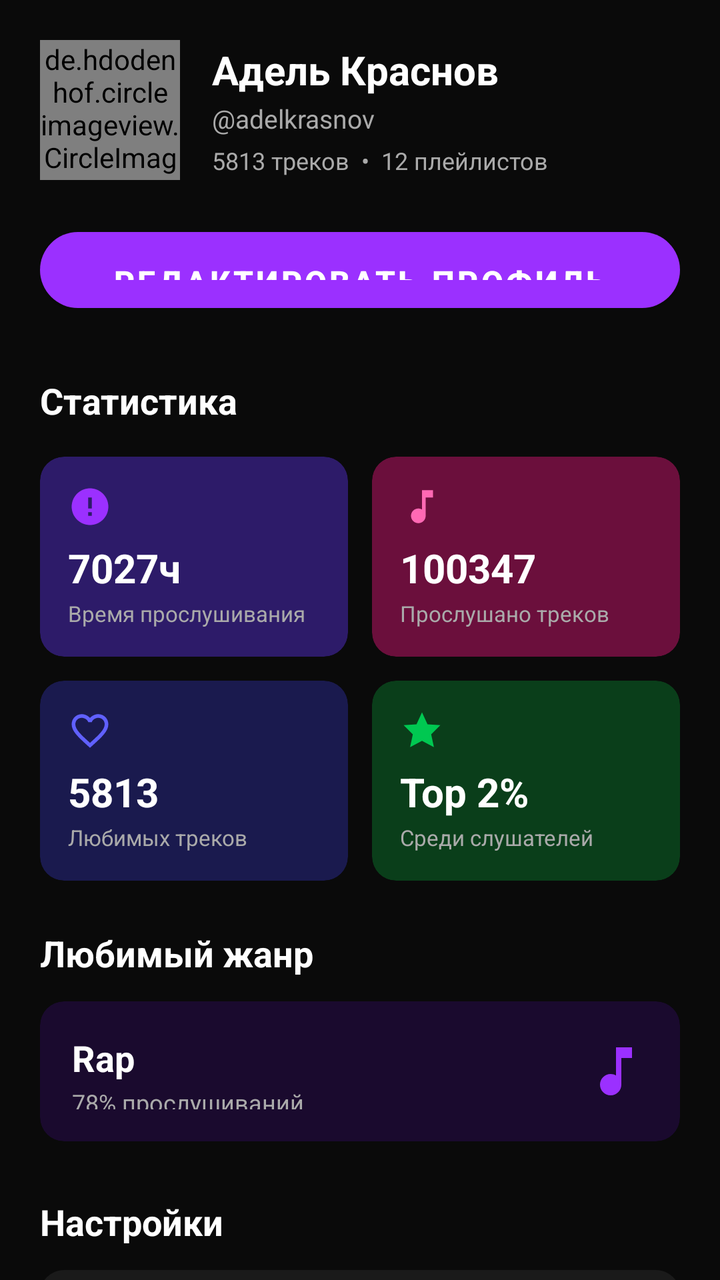
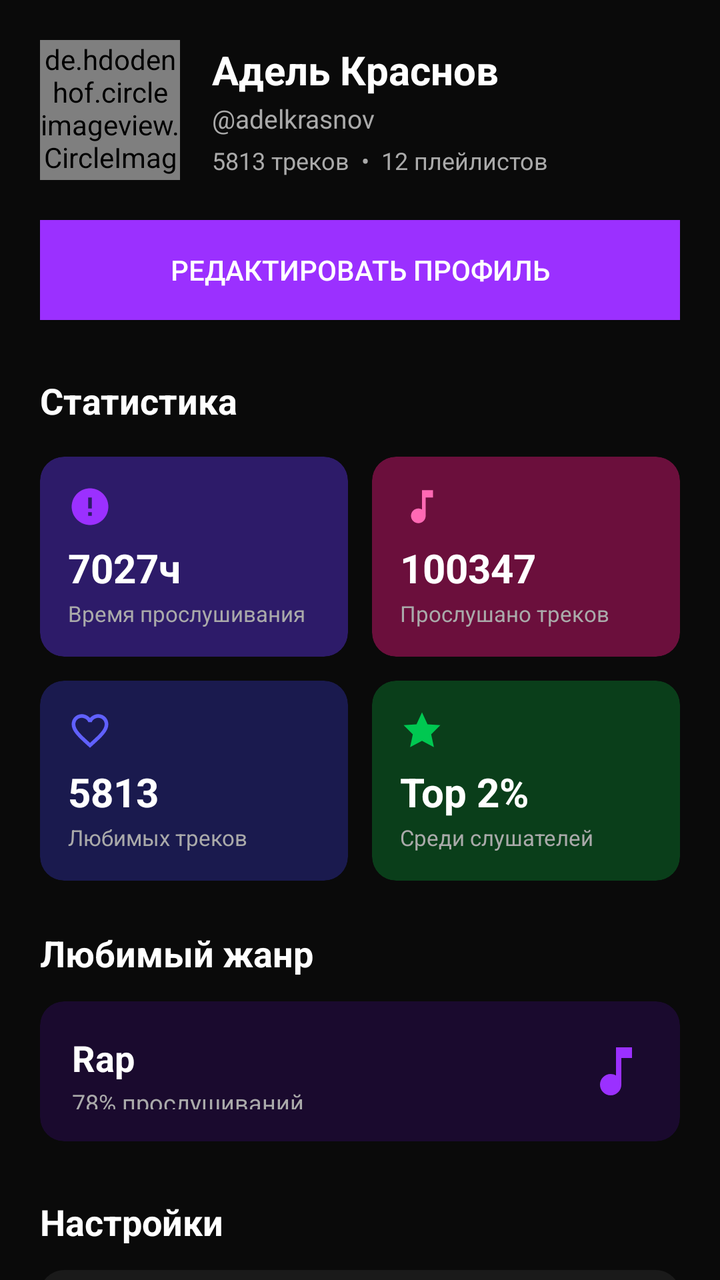

An Android layout rendered at two revisions. The XML below is the earlier revision; the diff shows what the commit changed to produce the second picture.
<!-- AndroidManifest.xml: application theme Theme.MusicApp -->
<!-- res/layout/fragment_profile.xml -->
<?xml version="1.0" encoding="utf-8"?>
<androidx.core.widget.NestedScrollView
    xmlns:android="http://schemas.android.com/apk/res/android"
    xmlns:app="http://schemas.android.com/apk/res-auto"
    android:layout_width="match_parent"
    android:layout_height="match_parent"
    android:background="@color/bg_dark">

    <LinearLayout
        android:layout_width="match_parent"
        android:layout_height="wrap_content"
        android:orientation="vertical"
        android:padding="20dp"
        android:paddingTop="48dp">

        
        <LinearLayout
            android:layout_width="match_parent"
            android:layout_height="wrap_content"
            android:orientation="horizontal"
            android:gravity="center_vertical"
            android:layout_marginBottom="20dp">

            <de.hdodenhof.circleimageview.CircleImageView
                android:id="@+id/ivAvatar"
                android:layout_width="70dp"
                android:layout_height="70dp"
                android:src="@drawable/ic_person"
                app:civ_border_color="@color/purple_primary"
                app:civ_border_width="2dp"
                android:layout_marginEnd="16dp" />

            <LinearLayout
                android:layout_width="0dp"
                android:layout_height="wrap_content"
                android:layout_weight="1"
                android:orientation="vertical">

                <TextView
                    android:id="@+id/tvDisplayName"
                    android:layout_width="wrap_content"
                    android:layout_height="wrap_content"
                    android:text="Адель Краснов"
                    android:textColor="@color/text_primary"
                    android:textSize="20sp"
                    android:textStyle="bold" />

                <TextView
                    android:id="@+id/tvUsername"
                    android:layout_width="wrap_content"
                    android:layout_height="wrap_content"
                    android:text="@adelkrasnov"
                    android:textColor="@color/text_secondary"
                    android:textSize="13sp"
                    android:layout_marginTop="2dp" />

                <LinearLayout
                    android:layout_width="wrap_content"
                    android:layout_height="wrap_content"
                    android:orientation="horizontal"
                    android:layout_marginTop="4dp">

                    <TextView
                        android:id="@+id/tvTrackCount"
                        android:layout_width="wrap_content"
                        android:layout_height="wrap_content"
                        android:text="5813 треков"
                        android:textColor="@color/text_secondary"
                        android:textSize="12sp" />

                    <TextView
                        android:layout_width="wrap_content"
                        android:layout_height="wrap_content"
                        android:text="  •  "
                        android:textColor="@color/text_secondary"
                        android:textSize="12sp" />

                    <TextView
                        android:id="@+id/tvPlaylistCount"
                        android:layout_width="wrap_content"
                        android:layout_height="wrap_content"
                        android:text="12 плейлистов"
                        android:textColor="@color/text_secondary"
                        android:textSize="12sp" />
                </LinearLayout>
            </LinearLayout>
        </LinearLayout>

        
        <com.google.android.material.button.MaterialButton
            android:id="@+id/btnEditProfile"
            style="@style/Widget.MusicApp.Button"
            android:layout_width="match_parent"
            android:layout_height="50dp"
            android:text="@string/edit_profile"
            android:layout_marginBottom="28dp" />

        
        <TextView
            android:layout_width="wrap_content"
            android:layout_height="wrap_content"
            android:text="@string/statistics"
            android:textColor="@color/text_primary"
            android:textSize="18sp"
            android:textStyle="bold"
            android:layout_marginBottom="16dp" />

        
        <GridLayout
            android:layout_width="match_parent"
            android:layout_height="wrap_content"
            android:columnCount="2"
            android:rowCount="2"
            android:useDefaultMargins="false"
            android:layout_marginBottom="24dp">

            
            <androidx.cardview.widget.CardView
                android:layout_width="0dp"
                android:layout_height="100dp"
                android:layout_columnWeight="1"
                android:layout_marginEnd="6dp"
                android:layout_marginBottom="12dp"
                app:cardCornerRadius="12dp"
                app:cardElevation="0dp"
                app:cardBackgroundColor="@color/stat_card_1_start">

                <LinearLayout
                    android:layout_width="match_parent"
                    android:layout_height="match_parent"
                    android:orientation="vertical"
                    android:padding="14dp">

                    <ImageView
                        android:layout_width="22dp"
                        android:layout_height="22dp"
                        android:src="@drawable/ic_history"
                        app:tint="@color/purple_primary"
                        android:layout_marginBottom="6dp"
                        android:contentDescription="Listen time"/>

                    <TextView
                        android:id="@+id/tvListenHours"
                        android:layout_width="wrap_content"
                        android:layout_height="wrap_content"
                        android:text="7027ч"
                        android:textColor="@color/white"
                        android:textSize="20sp"
                        android:textStyle="bold" />

                    <TextView
                        android:layout_width="wrap_content"
                        android:layout_height="wrap_content"
                        android:text="@string/listen_time"
                        android:textColor="@color/text_secondary"
                        android:textSize="11sp"
                        android:layout_marginTop="2dp" />
                </LinearLayout>
            </androidx.cardview.widget.CardView>

            
            <androidx.cardview.widget.CardView
                android:layout_width="0dp"
                android:layout_height="100dp"
                android:layout_columnWeight="1"
                android:layout_marginStart="6dp"
                android:layout_marginBottom="12dp"
                app:cardCornerRadius="12dp"
                app:cardElevation="0dp"
                app:cardBackgroundColor="@color/stat_card_2_start">

                <LinearLayout
                    android:layout_width="match_parent"
                    android:layout_height="match_parent"
                    android:orientation="vertical"
                    android:padding="14dp">

                    <ImageView
                        android:layout_width="22dp"
                        android:layout_height="22dp"
                        android:src="@drawable/ic_music_note"
                        app:tint="#FF69B4"
                        android:layout_marginBottom="6dp"
                        android:contentDescription="Tracks"/>

                    <TextView
                        android:id="@+id/tvTracksPlayed"
                        android:layout_width="wrap_content"
                        android:layout_height="wrap_content"
                        android:text="100347"
                        android:textColor="@color/white"
                        android:textSize="20sp"
                        android:textStyle="bold" />

                    <TextView
                        android:layout_width="wrap_content"
                        android:layout_height="wrap_content"
                        android:text="@string/tracks_played"
                        android:textColor="@color/text_secondary"
                        android:textSize="11sp"
                        android:layout_marginTop="2dp" />
                </LinearLayout>
            </androidx.cardview.widget.CardView>

            
            <androidx.cardview.widget.CardView
                android:layout_width="0dp"
                android:layout_height="100dp"
                android:layout_columnWeight="1"
                android:layout_marginEnd="6dp"
                app:cardCornerRadius="12dp"
                app:cardElevation="0dp"
                app:cardBackgroundColor="@color/stat_card_3_start">

                <LinearLayout
                    android:layout_width="match_parent"
                    android:layout_height="match_parent"
                    android:orientation="vertical"
                    android:padding="14dp">

                    <ImageView
                        android:layout_width="22dp"
                        android:layout_height="22dp"
                        android:src="@drawable/ic_heart"
                        app:tint="#6060FF"
                        android:layout_marginBottom="6dp"
                        android:contentDescription="Favorites"/>

                    <TextView
                        android:id="@+id/tvFavoriteCount"
                        android:layout_width="wrap_content"
                        android:layout_height="wrap_content"
                        android:text="5813"
                        android:textColor="@color/white"
                        android:textSize="20sp"
                        android:textStyle="bold" />

                    <TextView
                        android:layout_width="wrap_content"
                        android:layout_height="wrap_content"
                        android:text="@string/favorite_tracks"
                        android:textColor="@color/text_secondary"
                        android:textSize="11sp"
                        android:layout_marginTop="2dp" />
                </LinearLayout>
            </androidx.cardview.widget.CardView>

            
            <androidx.cardview.widget.CardView
                android:layout_width="0dp"
                android:layout_height="100dp"
                android:layout_columnWeight="1"
                android:layout_marginStart="6dp"
                app:cardCornerRadius="12dp"
                app:cardElevation="0dp"
                app:cardBackgroundColor="@color/stat_card_4_start">

                <LinearLayout
                    android:layout_width="match_parent"
                    android:layout_height="match_parent"
                    android:orientation="vertical"
                    android:padding="14dp">

                    <ImageView
                        android:layout_width="22dp"
                        android:layout_height="22dp"
                        android:src="@drawable/ic_award"
                        app:tint="#00C851"
                        android:layout_marginBottom="6dp"
                        android:contentDescription="Award"/>

                    <TextView
                        android:id="@+id/tvTopPercent"
                        android:layout_width="wrap_content"
                        android:layout_height="wrap_content"
                        android:text="Top 2%"
                        android:textColor="@color/white"
                        android:textSize="20sp"
                        android:textStyle="bold" />

                    <TextView
                        android:layout_width="wrap_content"
                        android:layout_height="wrap_content"
                        android:text="@string/top_listeners"
                        android:textColor="@color/text_secondary"
                        android:textSize="11sp"
                        android:layout_marginTop="2dp" />
                </LinearLayout>
            </androidx.cardview.widget.CardView>

        </GridLayout>

        
        <TextView
            android:layout_width="wrap_content"
            android:layout_height="wrap_content"
            android:text="@string/favorite_genre"
            android:textColor="@color/text_primary"
            android:textSize="18sp"
            android:textStyle="bold"
            android:layout_marginBottom="12dp" />

        <androidx.cardview.widget.CardView
            android:layout_width="match_parent"
            android:layout_height="70dp"
            app:cardBackgroundColor="#1A0A2E"
            app:cardCornerRadius="12dp"
            app:cardElevation="0dp"
            android:layout_marginBottom="28dp">

            <LinearLayout
                android:layout_width="match_parent"
                android:layout_height="match_parent"
                android:orientation="horizontal"
                android:gravity="center_vertical"
                android:padding="16dp">

                <LinearLayout
                    android:layout_width="0dp"
                    android:layout_height="wrap_content"
                    android:layout_weight="1"
                    android:orientation="vertical">

                    <TextView
                        android:id="@+id/tvFavoriteGenre"
                        android:layout_width="wrap_content"
                        android:layout_height="wrap_content"
                        android:text="Rap"
                        android:textColor="@color/text_primary"
                        android:textSize="18sp"
                        android:textStyle="bold" />

                    <TextView
                        android:id="@+id/tvGenrePercent"
                        android:layout_width="wrap_content"
                        android:layout_height="wrap_content"
                        android:text="78% прослушиваний"
                        android:textColor="@color/text_secondary"
                        android:textSize="12sp"
                        android:layout_marginTop="2dp" />
                </LinearLayout>

                <ImageView
                    android:layout_width="32dp"
                    android:layout_height="32dp"
                    android:src="@drawable/ic_music_note"
                    app:tint="@color/purple_primary"
                    android:contentDescription="Genre icon"/>
            </LinearLayout>
        </androidx.cardview.widget.CardView>

        
        <TextView
            android:layout_width="wrap_content"
            android:layout_height="wrap_content"
            android:text="@string/settings_title"
            android:textColor="@color/text_primary"
            android:textSize="18sp"
            android:textStyle="bold"
            android:layout_marginBottom="12dp" />

        
        <LinearLayout
            android:id="@+id/rowGeneralSettings"
            android:layout_width="match_parent"
            android:layout_height="52dp"
            android:background="@drawable/bg_card_dark"
            android:orientation="horizontal"
            android:gravity="center_vertical"
            android:padding="16dp"
            android:layout_marginBottom="8dp"
            android:clickable="true"
            android:focusable="true">

            <ImageView android:layout_width="20dp" android:layout_height="20dp"
                android:src="@drawable/ic_settings" app:tint="@color/text_secondary"
                android:layout_marginEnd="12dp" android:contentDescription="Settings"/>
            <TextView android:layout_width="wrap_content" android:layout_height="wrap_content"
                android:text="@string/general_settings" android:textColor="@color/text_primary"
                android:textSize="14sp" />
        </LinearLayout>

        
        <LinearLayout
            android:id="@+id/rowAccount"
            android:layout_width="match_parent"
            android:layout_height="52dp"
            android:background="@drawable/bg_card_dark"
            android:orientation="horizontal"
            android:gravity="center_vertical"
            android:padding="16dp"
            android:layout_marginBottom="8dp"
            android:clickable="true"
            android:focusable="true">

            <ImageView android:layout_width="20dp" android:layout_height="20dp"
                android:src="@drawable/ic_person" app:tint="@color/text_secondary"
                android:layout_marginEnd="12dp" android:contentDescription="Account"/>
            <TextView android:layout_width="wrap_content" android:layout_height="wrap_content"
                android:text="@string/account" android:textColor="@color/text_primary"
                android:textSize="14sp" />
        </LinearLayout>

        
        <LinearLayout
            android:id="@+id/rowAudioQuality"
            android:layout_width="match_parent"
            android:layout_height="52dp"
            android:background="@drawable/bg_card_dark"
            android:orientation="horizontal"
            android:gravity="center_vertical"
            android:padding="16dp"
            android:layout_marginBottom="24dp"
            android:clickable="true"
            android:focusable="true">

            <ImageView android:layout_width="20dp" android:layout_height="20dp"
                android:src="@drawable/ic_music_note" app:tint="@color/text_secondary"
                android:layout_marginEnd="12dp" android:contentDescription="Audio"/>
            <TextView android:layout_width="wrap_content" android:layout_height="wrap_content"
                android:text="@string/audio_quality" android:textColor="@color/text_primary"
                android:textSize="14sp" />
        </LinearLayout>

    </LinearLayout>
</androidx.core.widget.NestedScrollView>
<!-- resources referenced by this layout -->
<resources>
  <color name="bg_dark">#0A0A0A</color>
  <color name="purple_primary">#9B30FF</color>
  <color name="stat_card_1_start">#2D1B69</color>
  <color name="stat_card_2_start">#6B0F3C</color>
  <color name="stat_card_3_start">#1A1A4E</color>
  <color name="stat_card_4_start">#0A3E1A</color>
  <color name="text_primary">#FFFFFF</color>
  <color name="text_secondary">#AAAAAA</color>
  <color name="white">#FFFFFF</color>
  <!-- drawable bg_card_dark (drawable) -->
  <?xml version="1.0" encoding="utf-8"?>
  <shape xmlns:android="http://schemas.android.com/apk/res/android">
      <solid android:color="@color/bg_card"/>
      <corners android:radius="12dp"/>
  </shape>
  <!-- drawable ic_award (drawable) -->
  <vector xmlns:android="http://schemas.android.com/apk/res/android"
      android:width="24dp"
      android:height="24dp"
      android:viewportWidth="24"
      android:viewportHeight="24">
      <path
          android:fillColor="#00C851"
          android:pathData="M12,2L15,8.5L22,9L17,14L18.5,21L12,17.5L5.5,21L7,14L2,9L9,8.5L12,2z"/>
  </vector>
  <!-- drawable ic_history (drawable) -->
  <vector xmlns:android="http://schemas.android.com/apk/res/android"
      android:width="24dp"
      android:height="24dp"
      android:viewportWidth="24"
      android:viewportHeight="24">
      <path
          android:fillColor="#AAAAAA"
          android:pathData="M12,2C6.48,2 2,6.48 2,12s4.48,10 10,10 10,-4.48 10,-10S17.52,2 12,2zM13,17h-2v-2h2v2zM13,13h-2L11,7h2v6z"/>
  </vector>
  <!-- drawable ic_music_note (drawable) -->
  <vector xmlns:android="http://schemas.android.com/apk/res/android"
      android:width="24dp"
      android:height="24dp"
      android:viewportWidth="24"
      android:viewportHeight="24">
      <path
          android:fillColor="#FFFFFF"
          android:pathData="M12,3v10.55c-0.59,-0.34 -1.27,-0.55 -2,-0.55 -2.21,0 -4,1.79 -4,4s1.79,4 4,4 4,-1.79 4,-4V7h4V3h-6z"/>
  </vector>
  <!-- drawable ic_person (drawable) -->
  <vector xmlns:android="http://schemas.android.com/apk/res/android"
      android:width="24dp"
      android:height="24dp"
      android:viewportWidth="24"
      android:viewportHeight="24">
      <path
          android:fillColor="#AAAAAA"
          android:pathData="M12,12c2.21,0 4,-1.79 4,-4s-1.79,-4 -4,-4 -4,1.79 -4,4 1.79,4 4,4zM12,14c-2.67,0 -8,1.34 -8,4v2h16v-2c0,-2.66 -5.33,-4 -8,-4z"/>
  </vector>
  <string name="account">Аккаунт</string>
  <string name="audio_quality">Качество звука</string>
  <string name="edit_profile">Редактировать профиль</string>
  <string name="favorite_genre">Любимый жанр</string>
  <string name="favorite_tracks">Любимых треков</string>
  <string name="general_settings">Общие настройки</string>
  <string name="listen_time">Время прослушивания</string>
  <string name="settings_title">Настройки</string>
  <string name="statistics">Статистика</string>
  <string name="top_listeners">Среди слушателей</string>
  <string name="tracks_played">Прослушано треков</string>
  <style name="Widget.MusicApp.Button" parent="Widget.MaterialComponents.Button">
          <item name="backgroundTint">@color/purple_primary</item>
          <item name="cornerRadius">50dp</item>
          <item name="android:textColor">@color/white</item>
          <item name="android:textSize">16sp</item>
          <item name="android:textStyle">bold</item>
          <item name="android:paddingTop">14dp</item>
          <item name="android:paddingBottom">14dp</item>
      </style>
  <color name="bg_card">#1A1A1A</color>
  <color name="purple_dark">#7B1FCC</color>
  <color name="pink_accent">#FF3DFF</color>
  <!-- unchanged entries left out for length: 3 -->
</resources>

<!-- the commit's change to res/layout/fragment_profile.xml (unified diff, before → after) -->
@@ -87,12 +87,13 @@
         </LinearLayout>
 
         
-        <com.google.android.material.button.MaterialButton
+        <Button
             android:id="@+id/btnEditProfile"
-            style="@style/Widget.MusicApp.Button"
             android:layout_width="match_parent"
             android:layout_height="50dp"
-            android:text="@string/edit_profile"
+            android:text="Редактировать профиль"
+            android:textColor="@color/white"
+            android:background="@color/purple_primary"
             android:layout_marginBottom="28dp" />
 
         
@@ -372,11 +373,18 @@
             android:clickable="true"
             android:focusable="true">
 
-            <ImageView android:layout_width="20dp" android:layout_height="20dp"
-                android:src="@drawable/ic_settings" app:tint="@color/text_secondary"
-                android:layout_marginEnd="12dp" android:contentDescription="Settings"/>
-            <TextView android:layout_width="wrap_content" android:layout_height="wrap_content"
-                android:text="@string/general_settings" android:textColor="@color/text_primary"
+            <ImageView
+                android:layout_width="20dp"
+                android:layout_height="20dp"
+                android:src="@drawable/ic_settings"
+                app:tint="@color/text_secondary"
+                android:layout_marginEnd="12dp"
+                android:contentDescription="Settings"/>
+            <TextView
+                android:layout_width="wrap_content"
+                android:layout_height="wrap_content"
+                android:text="@string/general_settings"
+                android:textColor="@color/text_primary"
                 android:textSize="14sp" />
         </LinearLayout>
 
@@ -393,11 +401,18 @@
             android:clickable="true"
             android:focusable="true">
 
-            <ImageView android:layout_width="20dp" android:layout_height="20dp"
-                android:src="@drawable/ic_person" app:tint="@color/text_secondary"
-                android:layout_marginEnd="12dp" android:contentDescription="Account"/>
-            <TextView android:layout_width="wrap_content" android:layout_height="wrap_content"
-                android:text="@string/account" android:textColor="@color/text_primary"
+            <ImageView
+                android:layout_width="20dp"
+                android:layout_height="20dp"
+                android:src="@drawable/ic_person"
+                app:tint="@color/text_secondary"
+                android:layout_marginEnd="12dp"
+                android:contentDescription="Account"/>
+            <TextView
+                android:layout_width="wrap_content"
+                android:layout_height="wrap_content"
+                android:text="@string/account"
+                android:textColor="@color/text_primary"
                 android:textSize="14sp" />
         </LinearLayout>
 
@@ -414,13 +429,30 @@
             android:clickable="true"
             android:focusable="true">
 
-            <ImageView android:layout_width="20dp" android:layout_height="20dp"
-                android:src="@drawable/ic_music_note" app:tint="@color/text_secondary"
-                android:layout_marginEnd="12dp" android:contentDescription="Audio"/>
-            <TextView android:layout_width="wrap_content" android:layout_height="wrap_content"
-                android:text="@string/audio_quality" android:textColor="@color/text_primary"
+            <ImageView
+                android:layout_width="20dp"
+                android:layout_height="20dp"
+                android:src="@drawable/ic_music_note"
+                app:tint="@color/text_secondary"
+                android:layout_marginEnd="12dp"
+                android:contentDescription="Audio"/>
+            <TextView
+                android:layout_width="wrap_content"
+                android:layout_height="wrap_content"
+                android:text="@string/audio_quality"
+                android:textColor="@color/text_primary"
                 android:textSize="14sp" />
         </LinearLayout>
 
+        
+        <Button
+            android:id="@+id/btnLogout"
+            android:layout_width="match_parent"
+            android:layout_height="50dp"
+            android:text="Выйти"
+            android:textColor="@color/white"
+            android:background="@color/genre_rap"
+            android:layout_marginTop="16dp" />
+
     </LinearLayout>
 </androidx.core.widget.NestedScrollView>
<!-- resource entries referenced after the edit -->
@@ -1,6 +1,7 @@
 <!-- resources referenced by this layout -->
 <resources>
   <color name="bg_dark">#0A0A0A</color>
+  <color name="genre_rap">#9B30FF</color>
   <color name="purple_primary">#9B30FF</color>
   <color name="stat_card_1_start">#2D1B69</color>
   <color name="stat_card_2_start">#6B0F3C</color>
@@ -57,7 +58,6 @@
   </vector>
   <string name="account">Аккаунт</string>
   <string name="audio_quality">Качество звука</string>
-  <string name="edit_profile">Редактировать профиль</string>
   <string name="favorite_genre">Любимый жанр</string>
   <string name="favorite_tracks">Любимых треков</string>
   <string name="general_settings">Общие настройки</string>
@@ -66,15 +66,6 @@
   <string name="statistics">Статистика</string>
   <string name="top_listeners">Среди слушателей</string>
   <string name="tracks_played">Прослушано треков</string>
-  <style name="Widget.MusicApp.Button" parent="Widget.MaterialComponents.Button">
-          <item name="backgroundTint">@color/purple_primary</item>
-          <item name="cornerRadius">50dp</item>
-          <item name="android:textColor">@color/white</item>
-          <item name="android:textSize">16sp</item>
-          <item name="android:textStyle">bold</item>
-          <item name="android:paddingTop">14dp</item>
-          <item name="android:paddingBottom">14dp</item>
-      </style>
   <color name="bg_card">#1A1A1A</color>
   <color name="purple_dark">#7B1FCC</color>
   <color name="pink_accent">#FF3DFF</color>
